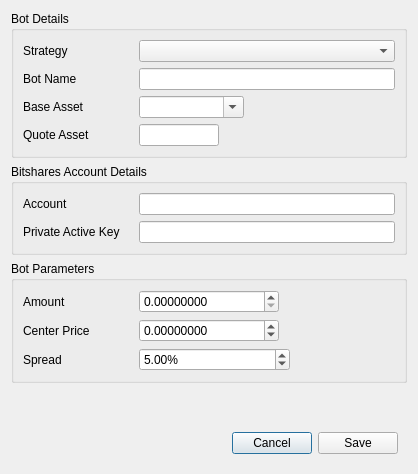
Above: dexbot/views/ui/create_bot_window.ui from xeroc/stakemachine before the change. Below: the same form after it.
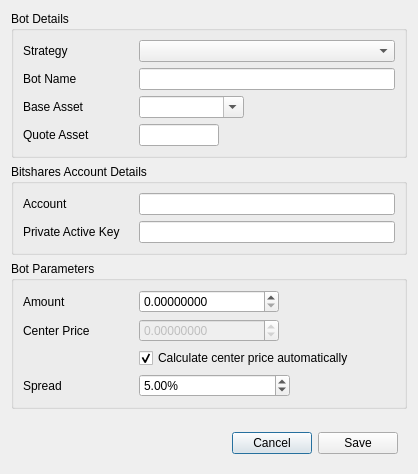
That is the form after the change.

Commit message: Add checkbox for automatic center price

Patch:
```diff
--- a/dexbot/views/ui/create_bot_window.ui
+++ b/dexbot/views/ui/create_bot_window.ui
@@ -269,6 +269,9 @@
       </item>
       <item row="1" column="1">
        <widget class="QDoubleSpinBox" name="center_price_input">
+        <property name="enabled">
+         <bool>false</bool>
+        </property>
         <property name="sizePolicy">
          <sizepolicy hsizetype="Fixed" vsizetype="Fixed">
           <horstretch>0</horstretch>
@@ -301,7 +304,7 @@
         </property>
        </widget>
       </item>
-      <item row="2" column="0">
+      <item row="3" column="0">
        <widget class="QLabel" name="spread_label">
         <property name="sizePolicy">
          <sizepolicy hsizetype="Maximum" vsizetype="Preferred">
@@ -329,7 +332,7 @@
         </property>
        </widget>
       </item>
-      <item row="2" column="1">
+      <item row="3" column="1">
        <widget class="QDoubleSpinBox" name="spread_input">
         <property name="sizePolicy">
          <sizepolicy hsizetype="Fixed" vsizetype="Fixed">
@@ -357,6 +360,16 @@
         </property>
        </widget>
       </item>
+      <item row="2" column="1">
+       <widget class="QCheckBox" name="center_price_automatic_checkbox">
+        <property name="text">
+         <string>Calculate center price automatically</string>
+        </property>
+        <property name="checked">
+         <bool>true</bool>
+        </property>
+       </widget>
+      </item>
      </layout>
     </widget>
    </item>
```
The commit also changes 5 other files.
